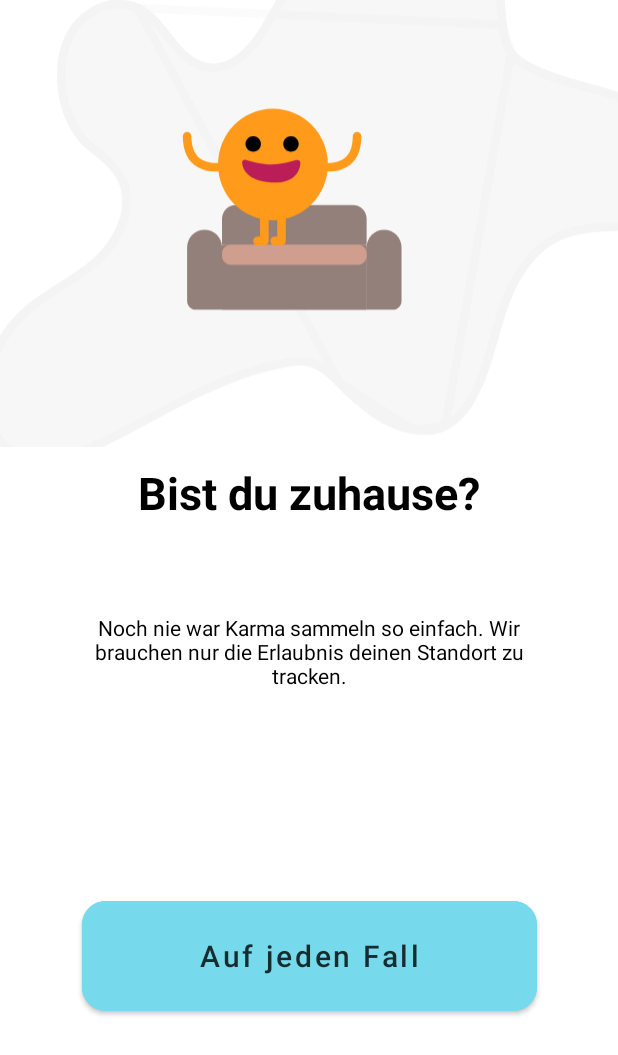
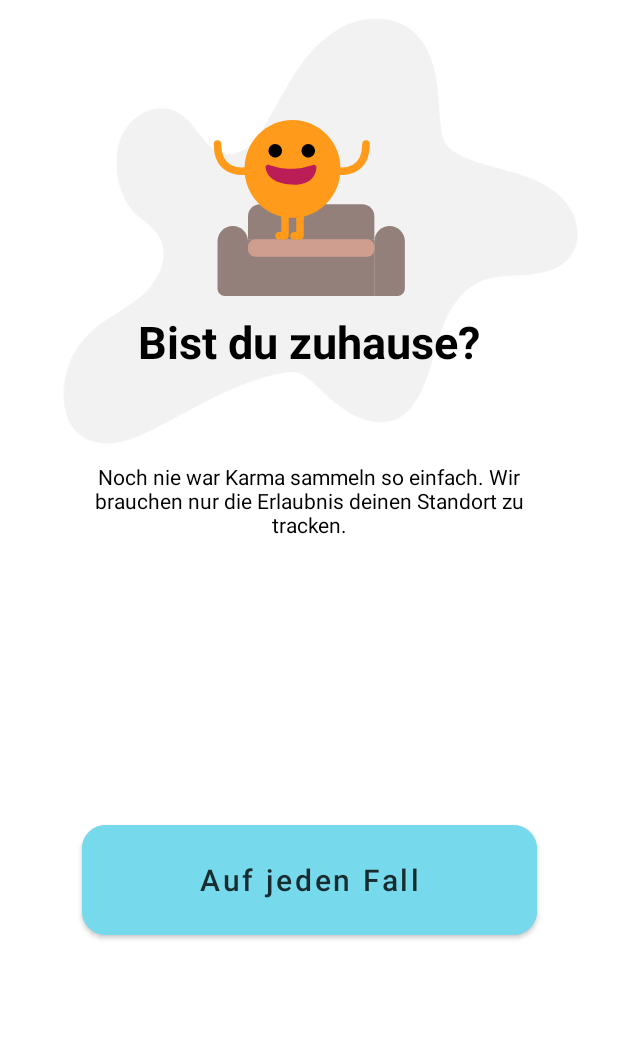
Before and after one commit to JohannesPtaszyk/StayAtHome, an Android app: the SelectHomeFragment screen opened through its navigation route, on a phone screen of 412 x 824 dp. Shown: the top 1055 px of the screen. Run offline under Robolectric (Android 15) with nearby library versions, the phone set to English and light mode, and no system bars; our stand-ins replace navigation-ui; 1 statement that could not run was skipped.

Commit message:
Home Screen Ready.

```diff
--- /dev/null
+++ b/StayAtHome-Android/app/src/main/res/drawable/ic_couch.xml
@@ -0,0 +1,54 @@
+<vector xmlns:android="http://schemas.android.com/apk/res/android"
+    android:width="128dp"
+    android:height="117dp"
+    android:viewportWidth="128"
+    android:viewportHeight="117">
+  <path
+      android:pathData="M23.333,79.238h84.238v37.762h-84.238z"
+      android:fillColor="#94807A"/>
+  <path
+      android:pathData="M3,80.69C3,75.076 7.552,70.524 13.167,70.524C18.782,70.524 23.333,75.076 23.333,80.69V117H8C5.239,117 3,114.761 3,112V80.69Z"
+      android:fillColor="#94807A"/>
+  <path
+      android:pathData="M107.571,80.69C107.571,75.076 112.123,70.524 117.738,70.524C123.353,70.524 127.905,75.076 127.905,80.69V112C127.905,114.761 125.666,117 122.905,117H107.571V80.69Z"
+      android:fillColor="#94807A"/>
+  <path
+      android:pathData="M23.333,81.238C23.333,80.133 24.229,79.238 25.333,79.238H105.571C106.676,79.238 107.571,80.133 107.571,81.238V117H23.333V81.238Z"
+      android:fillColor="#94807A"/>
+  <path
+      android:pathData="M23.333,64C23.333,59.582 26.915,56 31.333,56H99.571C103.99,56 107.571,59.582 107.571,64V79.238H23.333V64Z"
+      android:fillColor="#94807A"/>
+  <path
+      android:pathData="M23.333,84.238C23.333,81.477 25.572,79.238 28.333,79.238H102.571C105.333,79.238 107.571,81.477 107.571,84.238V85.857C107.571,88.619 105.333,90.857 102.571,90.857H28.333C25.572,90.857 23.333,88.619 23.333,85.857V84.238Z"
+      android:fillColor="#D09E8E"/>
+  <path
+      android:pathData="M53,65C70.673,65 85,50.449 85,32.5C85,14.551 70.673,0 53,0C35.327,0 21,14.551 21,32.5C21,50.449 35.327,65 53,65Z"
+      android:fillColor="#FF9A1B"/>
+  <path
+      android:pathData="M41.5,25C43.98,25 46,22.989 46,20.5C46,18.02 43.989,16 41.5,16C39.02,16 37,18.011 37,20.5C37.008,22.989 39.02,25 41.5,25Z"
+      android:fillColor="#000000"/>
+  <path
+      android:pathData="M63.5,25C65.98,25 68,22.989 68,20.5C68,18.02 65.989,16 63.5,16C61.011,16 59,18.011 59,20.5C59.008,22.989 61.02,25 63.5,25Z"
+      android:fillColor="#000000"/>
+  <path
+      android:pathData="M50.5,62C50.5,60.619 49.381,59.5 48,59.5C46.619,59.5 45.5,60.619 45.5,62H50.5ZM48,77V79.5C49.381,79.5 50.5,78.381 50.5,77H48ZM44,74.5C42.619,74.5 41.5,75.619 41.5,77C41.5,78.381 42.619,79.5 44,79.5V74.5ZM45.5,62V77H50.5V62H45.5ZM48,74.5H44V79.5H48V74.5Z"
+      android:fillColor="#FF9A1B"/>
+  <path
+      android:pathData="M60.5,62C60.5,60.619 59.381,59.5 58,59.5C56.619,59.5 55.5,60.619 55.5,62H60.5ZM58,77V79.5C59.381,79.5 60.5,78.381 60.5,77H58ZM54,74.5C52.619,74.5 51.5,75.619 51.5,77C51.5,78.381 52.619,79.5 54,79.5V74.5ZM55.5,62V77H60.5V62H55.5ZM58,74.5H54V79.5H58V74.5Z"
+      android:fillColor="#FF9A1B"/>
+  <path
+      android:pathData="M82,33.711C88.76,34.778 102,33.711 102,16"
+      android:strokeWidth="5"
+      android:fillColor="#00000000"
+      android:strokeColor="#FF9A1B"
+      android:strokeLineCap="round"/>
+  <path
+      android:pathData="M52,32.485C46.667,32.485 40.981,31.032 37.447,29.849C36.244,29.447 34.925,30.185 35.041,31.449C35.454,35.96 39.157,42.164 52,42.938C65.113,43.729 68.698,36.73 68.981,31.524C69.051,30.233 67.71,29.464 66.484,29.872C62.945,31.05 57.299,32.485 52,32.485Z"
+      android:fillColor="#BB1E56"/>
+  <path
+      android:pathData="M23,33.711C16.24,34.778 3,33.711 3,16"
+      android:strokeWidth="5"
+      android:fillColor="#00000000"
+      android:strokeColor="#FF9A1B"
+      android:strokeLineCap="round"/>
+</vector>
--- a/StayAtHome-Android/app/src/main/res/layout/fragment_select_home.xml
+++ b/StayAtHome-Android/app/src/main/res/layout/fragment_select_home.xml
@@ -12,14 +12,25 @@
 
 
         <androidx.appcompat.widget.AppCompatImageView
-            android:id="@+id/imageView"
-            android:layout_width="match_parent"
+            android:id="@+id/imageViewKlecks"
+            android:layout_width="wrap_content"
             android:layout_height="wrap_content"
             android:scaleType="centerCrop"
-            app:srcCompat="@drawable/ic_select_home_head"
             app:layout_constraintEnd_toEndOf="parent"
             app:layout_constraintStart_toStartOf="parent"
-            app:layout_constraintTop_toTopOf="parent" />
+            app:layout_constraintTop_toTopOf="parent"
+            app:srcCompat="@drawable/ic_home_klecks_1" />
+
+        <androidx.appcompat.widget.AppCompatImageView
+            android:id="@+id/imageView"
+            android:layout_width="wrap_content"
+            android:layout_height="wrap_content"
+            android:layout_marginTop="80dp"
+            android:scaleType="centerCrop"
+            app:layout_constraintEnd_toEndOf="parent"
+            app:layout_constraintStart_toStartOf="parent"
+            app:layout_constraintTop_toTopOf="parent"
+            app:srcCompat="@drawable/ic_couch" />
 
         <TextView
             android:id="@+id/textView"
```
Also changed, not shown: StayAtHome-Android/app/src/main/res/drawable/ic_home_wifi_man.xml (added, +48 -0 lines), StayAtHome-Android/app/src/main/res/drawable/ic_settings.xml (added, +9 -0 lines), StayAtHome-Android/app/src/main/res/layout/fragment_home.xml (+21 -1 lines), StayAtHome-Android/app/src/main/res/drawable/profile_pic.png (added).
